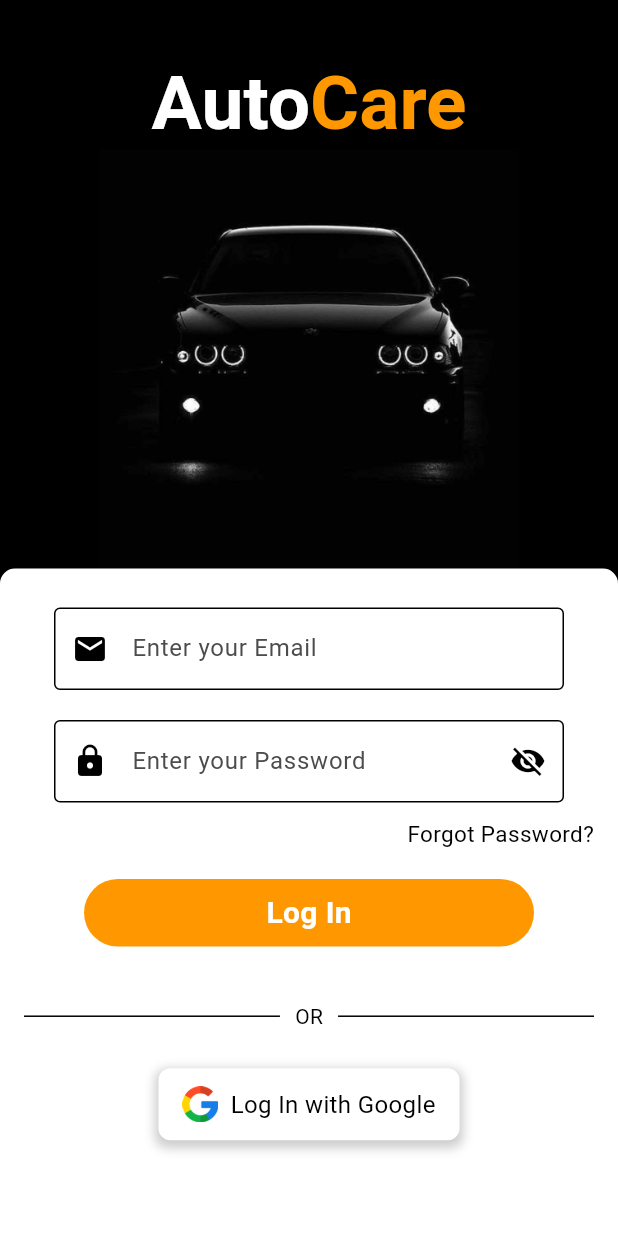
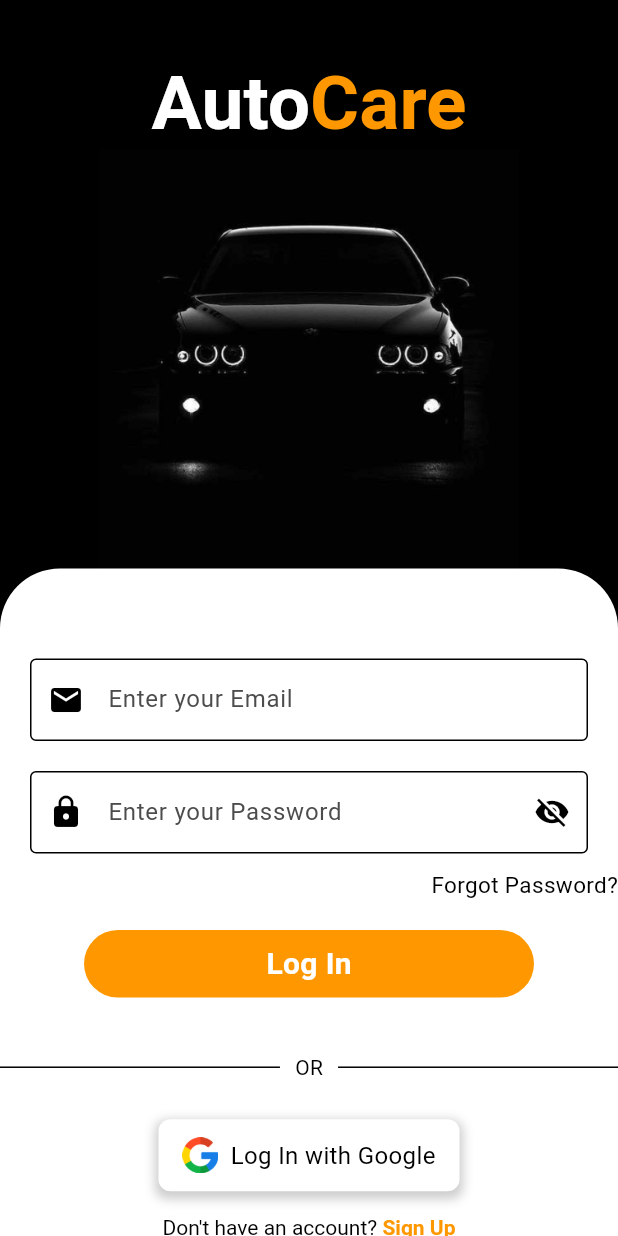
Before and after one commit to TechPyllars2024/AutoCareCarOwners, a Flutter app: the screen it shows after launch, on a phone screen of 412 x 824 dp. Run offline on Flutter 3.47's test engine with Material 3 defaults, Android fonts, the phone set to English and light mode, and no system bars; drawn by our look-alikes of flutter_animate; our stand-ins replace cloud_firestore, curved_navigation_bar, firebase_auth, firebase_core, google_sign_in, lottie; accounts and stored records are empty.

Commit message:
fixed: log in page

```diff
--- a/lib/Authentication/screens/login.dart
+++ b/lib/Authentication/screens/login.dart
@@ -16,10 +16,7 @@ import '../Widgets/button.dart';
 import '../Widgets/text_field.dart';
 
 class LoginScreen extends StatefulWidget {
-  const LoginScreen({
-    super.key,
-    this.child
-  });
+  const LoginScreen({super.key, this.child});
 
   final Widget? child;
 
@@ -28,7 +25,6 @@ class LoginScreen extends StatefulWidget {
 }
 
 class _LoginScreenState extends State<LoginScreen> {
-
   final TextEditingController emailController = TextEditingController();
   final TextEditingController passwordController = TextEditingController();
   bool isLoading = false;
@@ -140,16 +136,28 @@ Widget build(BuildContext context) {
               ),
 
               // Sign Up Image
-            const CarImageWidget(imagePath: 'lib/Authentication/assets/images/car.png').animate()
-                                                                                            .fadeIn(duration: const Duration(seconds: 1)),
+              const CarImageWidget(
+                      imagePath: 'lib/Authentication/assets/images/car.png')
+                  .animate()
+                  .fadeIn(duration: const Duration(seconds: 2)),
               // Sign Up Form
               Container(
-              padding: const EdgeInsets.all(16),
+                height: MediaQuery.of(context).size.height,
+                padding: const EdgeInsets.only(top: 50),
+
                 decoration: BoxDecoration(
+                  borderRadius: BorderRadius.only(
+                    topLeft: Radius.circular(40),
+                    topRight: Radius.circular(40),
+                  ),
+
+
                   color: Colors.white,
-              borderRadius: BorderRadius.circular(10),
                 ),
+
+
                 child: Column(
+
                   children: <Widget>[
                     TextFieldInput(
                         icon: Icons.email,
@@ -178,7 +186,8 @@ Widget build(BuildContext context) {
                           ),
                           onTap: () => Navigator.of(context).push(
                             MaterialPageRoute(
-                            builder: (context) => const ForgotPasswordScreen(),
+                              builder: (context) =>
+                                  const ForgotPasswordScreen(),
                             ),
                           ),
                         ),
@@ -200,7 +209,7 @@ Widget build(BuildContext context) {
                     ),
 
                     // Already have an account? Log In
-                  const SizedBox(height: 80),
+
                     TextButton(
                       onPressed: () {
                         // Handle navigation to login screen
@@ -221,7 +230,9 @@ Widget build(BuildContext context) {
                                   // Navigate to LoginScreen
                                   Navigator.push(
                                     context,
-                                  MaterialPageRoute(builder: (context) => const SignupScreen()),
+                                    MaterialPageRoute(
+                                        builder: (context) =>
+                                            const SignupScreen()),
                                   );
                                 },
                             ),
@@ -231,8 +242,8 @@ Widget build(BuildContext context) {
                     ),
                   ],
                 ),
-              ).animate()
-               .slide(duration: const Duration(milliseconds: 500),
+              ).animate().slide(
+                  duration: const Duration(milliseconds: 500),
                   curve: Curves.easeInOut,
                   begin: const Offset(0, 1),
                   end: const Offset(0, 0))
```
Lines whose indentation alone changed are shown as unchanged.
